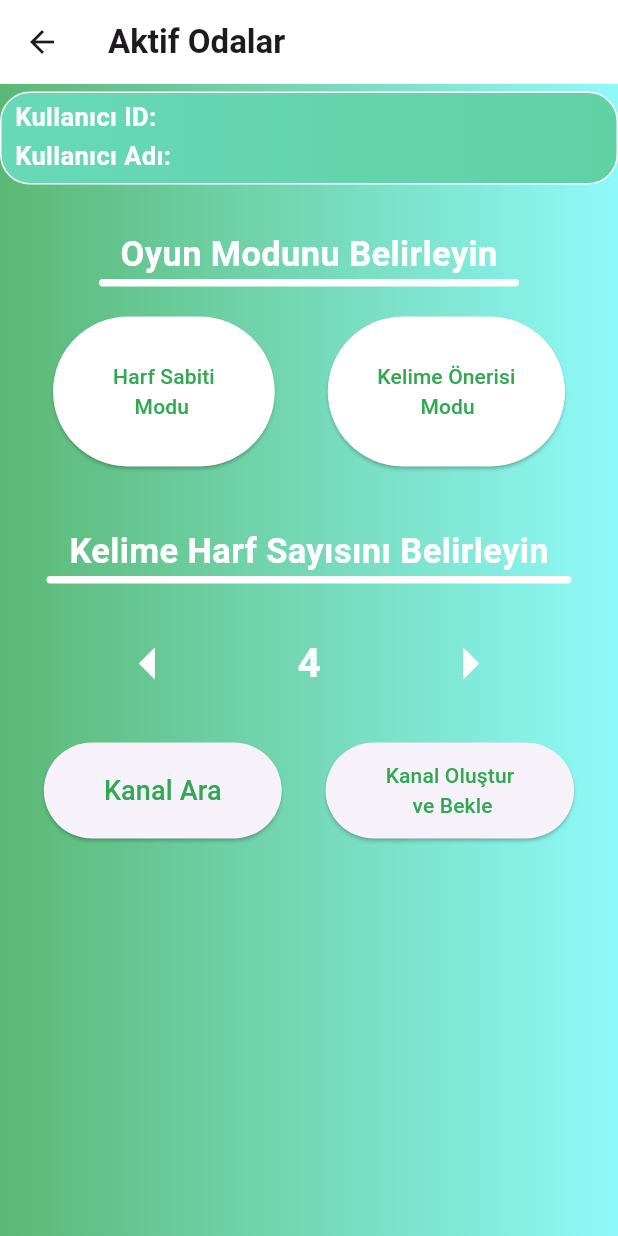
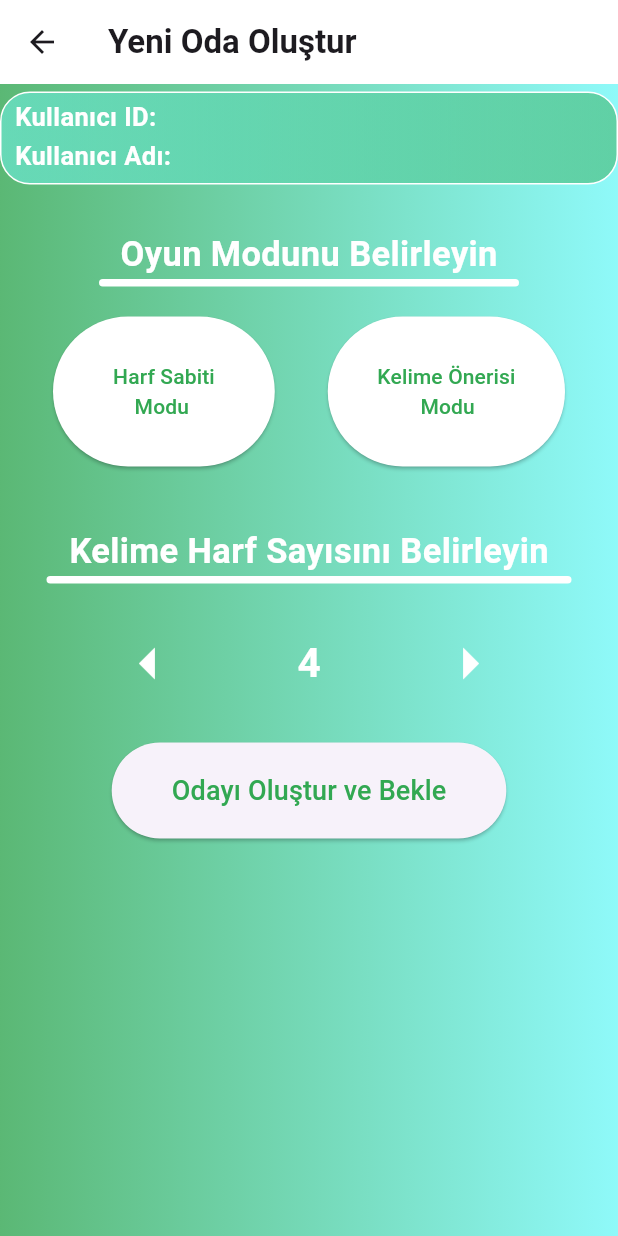
Before and after one commit to frowing37/Wordle-App, a Flutter app: the gameModeSelection screen opened directly with empty values, on a phone screen of 412 x 824 dp. Run offline on Flutter 3.47's test engine with Material 3 defaults, Android fonts, the phone set to English and light mode, and no system bars; our stand-ins replace cloud_firestore, firebase_auth, firebase_core, firebase_database; accounts and stored records are empty.

```diff
--- a/lib/data/gamemode_realtime.dart
+++ b/lib/data/gamemode_realtime.dart
@@ -32,6 +32,6 @@ class Gamemode_RT {
 }
 
   void addItem(Map<String, dynamic> data) async {
-    _dbRef.set(data);
+    _dbRef.push().set(data);
   }
 }
--- a/lib/main.dart
+++ b/lib/main.dart
@@ -25,7 +25,7 @@ class MyApp extends StatelessWidget {
       debugShowCheckedModeBanner: false,
       title: 'Flutter Demo',
       routes: {
-        '/': (context) => tryload()
+        '/': (context) => loginScreen()
       }
     );
   }
--- a/lib/ui/gamerbase_ui.dart
+++ b/lib/ui/gamerbase_ui.dart
@@ -1,3 +1,5 @@
+import 'package:app4/data/gamemode_realtime.dart';
+import 'package:app4/model/gameMode.dart';
 import 'package:app4/model/userData.dart';
 import 'package:flutter/material.dart';
 
@@ -53,11 +55,13 @@ class gamerBaseScreen extends State<gameModeSelection> {
     });
   }
 
+  Gamemode_RT rt = new Gamemode_RT();
+
   @override
   Widget build(BuildContext context) {
     return Scaffold(
       appBar: AppBar(
-        title: Text('Aktif Odalar', style: TextStyle(fontWeight: FontWeight.bold)),
+        title: Text('Yeni Oda Oluştur', style: TextStyle(fontWeight: FontWeight.bold)),
         backgroundColor: Colors.white,
       ),
       body: Stack(
@@ -142,21 +146,17 @@ class gamerBaseScreen extends State<gameModeSelection> {
         ]
       ),
           SizedBox(height: 20),
-          Row(
-            mainAxisAlignment: MainAxisAlignment.spaceEvenly,
-            children: [
-              ElevatedButton(onPressed: () {},
+          ElevatedButton(onPressed: () {
+            if(mode) {
+              rt.addItem(gameMode("Harf Sabiti Modu", number, userData.displayName," ").toJson());
+            } else {
+              rt.addItem(gameMode("Kelime Önerisi Modu", number, userData.displayName, " ").toJson());
+            }
+          },
                          style: ElevatedButton.styleFrom(
                 padding: EdgeInsets.symmetric(vertical: 19, horizontal: 40),
               ) ,
-                         child: Text("Kanal Ara",style: TextStyle(fontSize: 18,color: Color.fromRGBO(50, 168, 82, 1)))),
-                         ElevatedButton(onPressed: () {},
-                         style: ElevatedButton.styleFrom(
-                padding: EdgeInsets.symmetric(vertical: 12, horizontal: 40),
-              ) ,
-                         child: Text("Kanal Oluştur\n     ve Bekle", style: TextStyle(fontSize: 14,color: Color.fromRGBO(50, 168, 82, 1))))
-            ],
-          )
+                         child: Text("Odayı Oluştur ve Bekle",style: TextStyle(fontSize: 18,color: Color.fromRGBO(50, 168, 82, 1)))),
         ],
       )
         ]
--- a/lib/ui/login_ui.dart
+++ b/lib/ui/login_ui.dart
@@ -2,6 +2,7 @@ import 'dart:ui';
 import 'package:app4/data/users.dart';
 import 'package:app4/model/userData.dart';
 import 'package:app4/ui/gamerbase_ui.dart';
+import 'package:app4/ui/gamerooms_ui.dart';
 import 'package:app4/ui/register_ui.dart';
 import 'package:cloud_firestore/cloud_firestore.dart';
 import 'package:firebase_auth/firebase_auth.dart';
@@ -40,7 +41,7 @@ class loginScreen extends StatelessWidget {
 
     Navigator.push(
       context,
-      MaterialPageRoute(builder: (context) => gameModeSelection(userData: userData)),
+      MaterialPageRoute(builder: (context) => activeRooms(userData: userData)),
       );
 
       print("Giriş işlemi başarılı");
```
Also changed, not shown: lib/ui/gamerooms_ui.dart (added, +105 -0 lines), lib/ui/try_ui.dart (+7 -4 lines).
